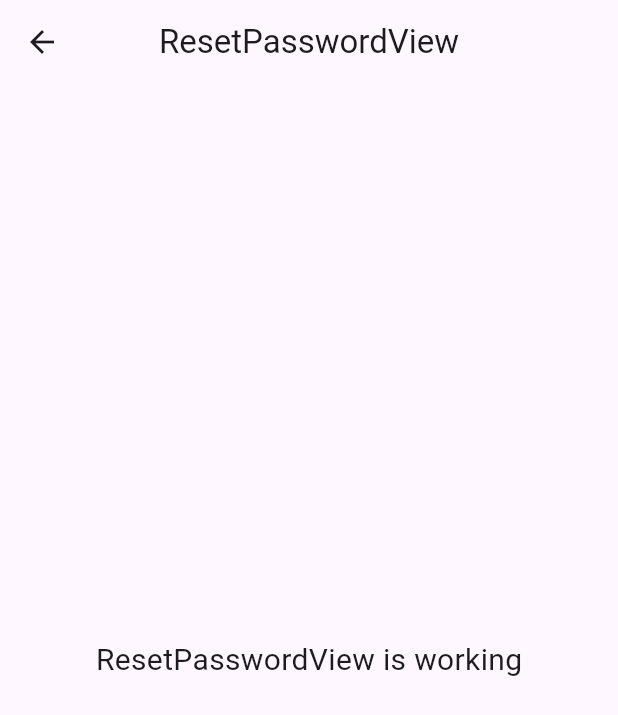
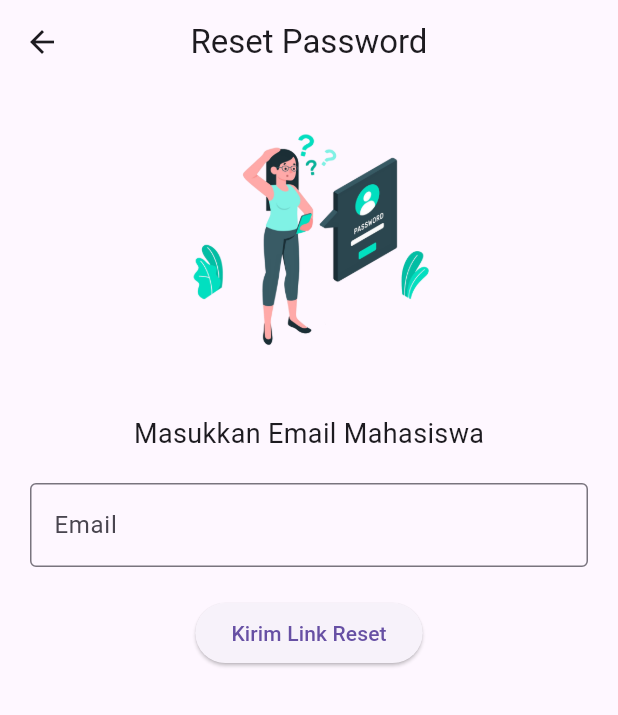
Before and after one commit to Curve887/project_stoki_mahasiswa, a Flutter app: the ResetPasswordView screen opened by its route, on a phone screen of 412 x 824 dp. Shown: the top 715 px of the screen. Run offline on Flutter 3.47's test engine with Material 3 defaults, Android fonts, the light colour scheme and no system bars; our stand-ins replace cloud_firestore, firebase_auth, firebase_core, flutter_secure_storage, get, lottie and 1 more; accounts and stored records are empty.

Commit message:
Fix: animasi reset password dll

```diff
--- a/lib/app/modules/reset_password/controllers/reset_password_controller.dart
+++ b/lib/app/modules/reset_password/controllers/reset_password_controller.dart
@@ -1,23 +1,63 @@
+import 'package:cloud_firestore/cloud_firestore.dart';
+import 'package:firebase_auth/firebase_auth.dart';
+import 'package:flutter/material.dart';
 import 'package:get/get.dart';
+import 'package:lottie/lottie.dart';
 
 class ResetPasswordController extends GetxController {
-  //TODO: Implement ResetPasswordController
+  final emailController = ''.obs;
 
-  final count = 0.obs;
-  @override
-  void onInit() {
-    super.onInit();
+  Future<void> resetPassword() async {
+    final email = emailController.value.trim();
+
+    if (email.isEmpty) {
+      Get.snackbar('Error', 'Email tidak boleh kosong');
+      return;
+    }
+
+    try {
+      // Cek apakah email terdaftar di koleksi mahasiswa
+      final mahasiswaSnapshot = await FirebaseFirestore.instance
+          .collection('mahasiswa')
+          .where('email', isEqualTo: email)
+          .get();
+
+      if (mahasiswaSnapshot.docs.isEmpty) {
+        Get.snackbar('Gagal', 'Email tidak ditemukan dalam data mahasiswa');
+        return;
+      }
+
+      // Kirim email reset password lewat Firebase Auth
+      await FirebaseAuth.instance.sendPasswordResetEmail(email: email);
+
+      // Tampilkan animasi sukses
+      showSuccessAnimation();
+    } catch (e) {
+      Get.snackbar('Error', 'Terjadi kesalahan: $e');
+    }
   }
 
-  @override
-  void onReady() {
-    super.onReady();
+  void showSuccessAnimation() {
+    Get.dialog(
+      AlertDialog(
+        content: Column(
+          mainAxisSize: MainAxisSize.min,
+          children: [
+            Lottie.asset('assets/json/email.json', height: 150),
+            const SizedBox(height: 16),
+            const Text(
+              'Link reset password telah dikirim ke email!',
+              textAlign: TextAlign.center,
+            ),
+          ],
+        ),
+        actions: [
+          TextButton(
+            onPressed: () => Get.back(), // tutup dialog
+            child: const Text('OK'),
+          ),
+        ],
+      ),
+    );
   }
-
-  @override
-  void onClose() {
-    super.onClose();
-  }
-
-  void increment() => count.value++;
 }
--- a/lib/app/modules/reset_password/views/reset_password_view.dart
+++ b/lib/app/modules/reset_password/views/reset_password_view.dart
@@ -1,22 +1,40 @@
 import 'package:flutter/material.dart';
-
 import 'package:get/get.dart';
-
 import '../controllers/reset_password_controller.dart';
 
 class ResetPasswordView extends GetView<ResetPasswordController> {
   const ResetPasswordView({super.key});
+
   @override
   Widget build(BuildContext context) {
     return Scaffold(
-      appBar: AppBar(
-        title: const Text('ResetPasswordView'),
-        centerTitle: true,
-      ),
-      body: const Center(
-        child: Text(
-          'ResetPasswordView is working',
-          style: TextStyle(fontSize: 20),
+      appBar: AppBar(title: const Text('Reset Password'), centerTitle: true),
+      body: Padding(
+        padding: const EdgeInsets.all(20.0),
+        child: Column(
+          children: [
+            // 🔽 Tambahkan animasi/gambar di atas
+            Image.asset('assets/image/lupa_password.png', height: 180),
+            const SizedBox(height: 20),
+
+            const Text(
+              'Masukkan Email Mahasiswa',
+              style: TextStyle(fontSize: 18),
+            ),
+            const SizedBox(height: 20),
+            TextField(
+              decoration: const InputDecoration(
+                labelText: 'Email',
+                border: OutlineInputBorder(),
+              ),
+              onChanged: (value) => controller.emailController.value = value,
+            ),
+            const SizedBox(height: 20),
+            ElevatedButton(
+              onPressed: controller.resetPassword,
+              child: const Text('Kirim Link Reset'),
+            ),
+          ],
         ),
       ),
     );
```
Also changed, not shown: assets/json/email.json (added, +1 -0 lines), lib/app/modules/login_mahasiswa/views/login_mahasiswa_view.dart (+8 -1 lines), lib/app/modules/search_barang/controllers/search_barang_controller.dart (+10 -0 lines), lib/app/modules/search_barang/views/search_barang_view.dart (+6 -3 lines), assets/image/lupa_password.png (added).
